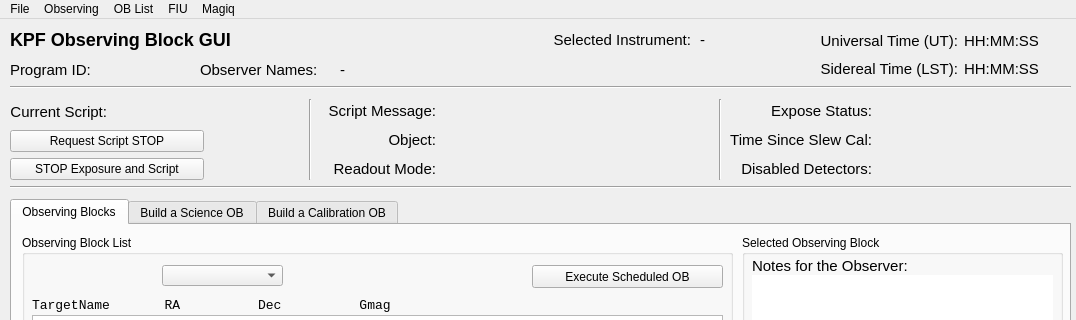
This is kpf/OB_GUI/KPF_OB_GUI.ui in KeckObservatory/KPFTranslator as Qt 5 draws it before an edit; both pictures show x 0 to 1076 and y 0 to 320 of the 1076 by 916 pixel window. The edited form follows.
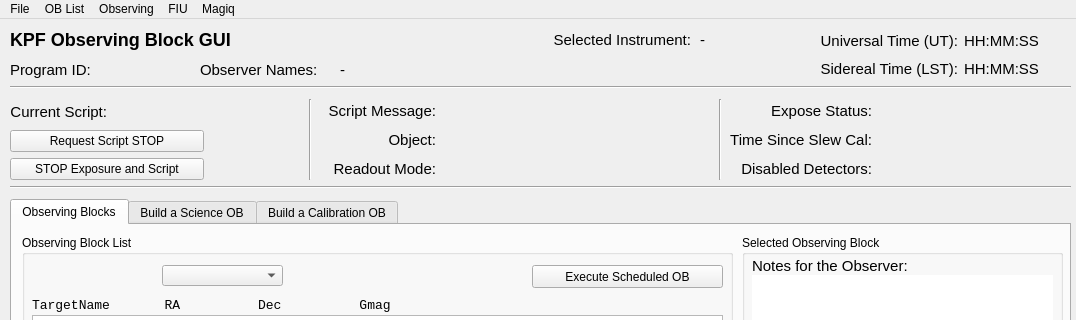
This is the edited form.

Commit message: Adjust menu bar order

Diff of the .ui file:
```diff
--- a/kpf/OB_GUI/KPF_OB_GUI.ui
+++ b/kpf/OB_GUI/KPF_OB_GUI.ui
@@ -1704,8 +1704,8 @@
     <addaction name="actionSend_Current_OBs_as_Star_List"/>
    </widget>
    <addaction name="menuFile_2"/>
-   <addaction name="menuObserving_Metadata"/>
    <addaction name="menuFile"/>
+   <addaction name="menuObserving_Metadata"/>
    <addaction name="menuFIU"/>
    <addaction name="menuMagiq"/>
   </widget>
```
